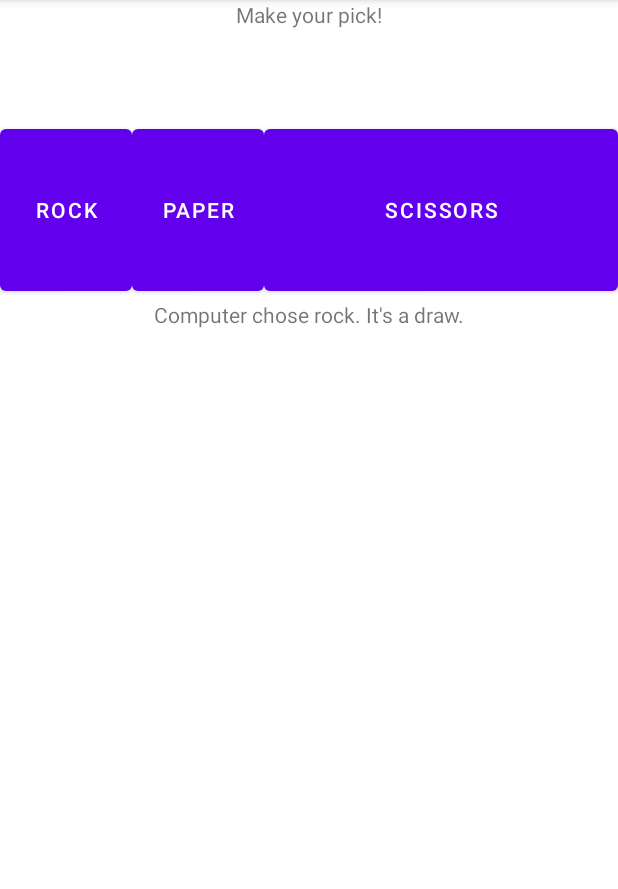
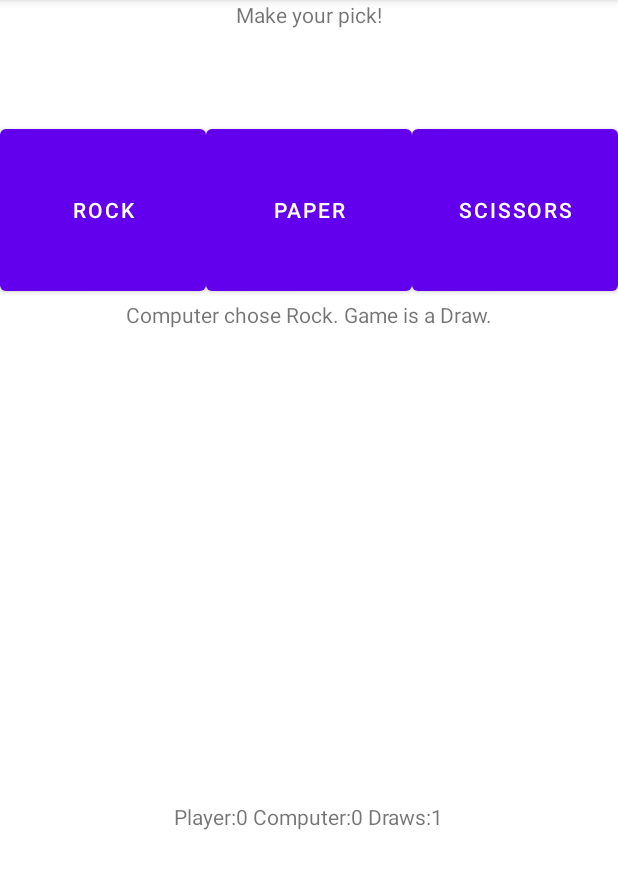
Before and after one commit to manuzhh/RockPaperScissorsAndroid, an Android app: the screen it shows after launch (MainActivity), after a tap on "ROCK", on a phone screen of 412 x 824 dp, the part 84-973 px from its top. Run offline under Robolectric (Android 15) with nearby library versions, the phone set to English and light mode, and no system bars.

Commit message:
MVC refactoring

```diff
--- a/app/src/main/java/com/tallence/tallencegame/MainActivity.kt
+++ b/app/src/main/java/com/tallence/tallencegame/MainActivity.kt
@@ -2,8 +2,10 @@ package com.tallence.tallencegame
 
 import androidx.appcompat.app.AppCompatActivity
 import android.os.Bundle
+import com.tallence.tallencegame.model.GameObject
+import com.tallence.tallencegame.model.GameState
+import com.tallence.tallencegame.view.TextComposer
 import kotlinx.android.synthetic.main.activity_main.*
-import kotlin.random.Random
 
 
 class MainActivity : AppCompatActivity() {
@@ -12,19 +14,25 @@ class MainActivity : AppCompatActivity() {
         super.onCreate(savedInstanceState)
         setContentView(R.layout.activity_main)
         rock.setOnClickListener {
-            if (Random.nextInt(1, 3) == 1) result_text.text = "Computer chose rock. It's a draw."
-            if (Random.nextInt(1, 3) == 2) result_text.text = "Computer chose paper. You lose!"
-            if (Random.nextInt(1, 3) == 3) result_text.text = "Computer chose scissors. You win!"
+            val oppObj = GameObject.generateRandom()
+            val gameResult = GameObject.play(GameObject.ROCK, oppObj)
+            GameState.updateScore(gameResult)
+            result_text.text = TextComposer.composeResultText(oppObj, gameResult)
+            score_text.text = TextComposer.composeScoreText()
         }
         paper.setOnClickListener {
-            if (Random.nextInt(1, 3) == 1) result_text.text = "Computer chose rock. You win!"
-            if (Random.nextInt(1, 3) == 2) result_text.text = "Computer chose paper. It's a draw."
-            if (Random.nextInt(1, 3) == 3) result_text.text = "Computer chose scissors. You lose!"
+            val oppObj = GameObject.generateRandom()
+            val gameResult = GameObject.play(GameObject.PAPER, oppObj)
+            GameState.updateScore(gameResult)
+            result_text.text = TextComposer.composeResultText(oppObj, gameResult)
+            score_text.text = TextComposer.composeScoreText()
         }
         scissors.setOnClickListener {
-            if (Random.nextInt(1, 3) == 1) result_text.text = "Computer chose rock. You lose."
-            if (Random.nextInt(1, 3) == 2) result_text.text = "Computer chose paper. You win!"
-            if (Random.nextInt(1, 3) == 3) result_text.text = "Computer chose scissors. It's a draw."
+            val oppObj = GameObject.generateRandom()
+            val gameResult = GameObject.play(GameObject.SCISSORS, oppObj)
+            GameState.updateScore(gameResult)
+            result_text.text = TextComposer.composeResultText(oppObj, gameResult)
+            score_text.text = TextComposer.composeScoreText()
         }
     }
 }
--- /dev/null
+++ b/app/src/main/java/com/tallence/tallencegame/model/GameObject.kt
@@ -0,0 +1,31 @@
+package com.tallence.tallencegame.model
+
+import kotlin.random.Random
+
+enum class GameObject {
+    ROCK,
+    PAPER,
+    SCISSORS;
+    companion object {
+        private fun determineWinnerObject(obj1: GameObject, obj2: GameObject): GameObject {
+            val objects = setOf(obj1, obj2)
+            return if (objects.contains(ROCK) && objects.contains(PAPER)) PAPER
+            else if (objects.contains(ROCK) && objects.contains(SCISSORS)) ROCK
+            else if (objects.contains(PAPER) && objects.contains(SCISSORS)) SCISSORS
+            else obj1
+        }
+        fun play(playerObj: GameObject, oppObj: GameObject): GameResult {
+            val winnerObj = determineWinnerObject(playerObj, oppObj)
+            return if (playerObj == winnerObj && oppObj != winnerObj) GameResult.WIN
+            else if (playerObj != winnerObj && oppObj == winnerObj) GameResult.LOSS
+            else GameResult.DRAW
+        }
+        fun generateRandom(): GameObject {
+            return when (Random.nextInt(1, 3)) {
+                1 -> ROCK
+                2 -> PAPER
+                else -> SCISSORS
+            }
+        }
+    }
+}
--- /dev/null
+++ b/app/src/main/java/com/tallence/tallencegame/model/GameResult.kt
@@ -0,0 +1,5 @@
+package com.tallence.tallencegame.model
+
+enum class GameResult {
+    WIN, LOSS, DRAW
+}
--- /dev/null
+++ b/app/src/main/java/com/tallence/tallencegame/model/GameState.kt
@@ -0,0 +1,16 @@
+package com.tallence.tallencegame.model
+
+class GameState() {
+    companion object {
+        var wins = 0
+        var losses = 0
+        var draws = 0
+        fun updateScore (gameResult: GameResult) {
+            when (gameResult) {
+                GameResult.WIN -> wins++
+                GameResult.LOSS -> losses++
+                else -> draws++
+            }
+        }
+    }
+}
--- /dev/null
+++ b/app/src/main/java/com/tallence/tallencegame/view/TextComposer.kt
@@ -0,0 +1,21 @@
+package com.tallence.tallencegame.view
+
+import com.tallence.tallencegame.model.GameObject
+import com.tallence.tallencegame.model.GameResult
+import com.tallence.tallencegame.model.GameState
+
+class TextComposer {
+    companion object {
+        fun composeResultText (oppObj: GameObject, gameResult: GameResult): String {
+            val oppObjStr = if (oppObj == GameObject.ROCK) "Rock" else if (oppObj == GameObject.PAPER) "Paper" else "Scissors"
+            val gameResultStr = if (gameResult == GameResult.WIN) "You won!" else if (gameResult == GameResult.LOSS) "You lost!" else "Game is a Draw."
+            return "Computer chose $oppObjStr. $gameResultStr"
+        }
+        fun composeScoreText (): String {
+            val wins = GameState.wins.toString()
+            val losses = GameState.losses.toString()
+            val draws = GameState.draws.toString()
+            return "Player:$wins Computer:$losses Draws:$draws"
+        }
+    }
+}
--- a/app/src/main/res/layout-land/activity_main.xml
+++ b/app/src/main/res/layout-land/activity_main.xml
@@ -9,7 +9,7 @@
     <TextView
         android:id="@+id/textView"
         android:layout_width="wrap_content"
-        android:layout_height="80dp"
+        android:layout_height="40dp"
         android:text="Make your pick!"
         app:layout_constraintEnd_toEndOf="parent"
         app:layout_constraintStart_toStartOf="parent"
@@ -18,37 +18,54 @@
     <Button
         android:id="@+id/rock"
         android:layout_width="0dp"
+        android:layout_height="120dp"
         android:layout_weight=".33"
-        android:layout_height="120dp"
         android:text="Rock"
+        app:layout_constraintEnd_toStartOf="@+id/paper"
+        app:layout_constraintHorizontal_bias="0.5"
         app:layout_constraintStart_toStartOf="parent"
         app:layout_constraintTop_toBottomOf="@+id/textView" />
 
     <Button
         android:id="@+id/paper"
         android:layout_width="0dp"
+        android:layout_height="120dp"
         android:layout_weight=".33"
-        android:layout_height="120dp"
         android:text="Paper"
+        app:layout_constraintEnd_toStartOf="@+id/scissors"
+        app:layout_constraintHorizontal_bias="0.5"
         app:layout_constraintStart_toEndOf="@+id/rock"
         app:layout_constraintTop_toBottomOf="@+id/textView" />
 
     <Button
         android:id="@+id/scissors"
         android:layout_width="0dp"
+        android:layout_height="120dp"
         android:layout_weight=".33"
-        android:layout_height="120dp"
         android:text="Scissors"
         app:layout_constraintEnd_toEndOf="parent"
+        app:layout_constraintHorizontal_bias="0.5"
         app:layout_constraintStart_toEndOf="@+id/paper"
         app:layout_constraintTop_toBottomOf="@+id/textView" />
 
     <TextView
         android:id="@+id/result_text"
         android:layout_width="wrap_content"
-        android:layout_height="120dp"
+        android:layout_height="60dp"
         android:text=""
+        android:freezesText="true"
         app:layout_constraintEnd_toEndOf="parent"
         app:layout_constraintStart_toStartOf="parent"
         app:layout_constraintTop_toBottomOf="@+id/paper" />
+
+    <TextView
+        android:id="@+id/score_text"
+        android:layout_width="wrap_content"
+        android:layout_height="wrap_content"
+        android:text=""
+        android:freezesText="true"
+        app:layout_constraintBottom_toBottomOf="parent"
+        app:layout_constraintEnd_toEndOf="parent"
+        app:layout_constraintStart_toStartOf="parent"
+        app:layout_constraintTop_toBottomOf="@+id/result_text" />
 </androidx.constraintlayout.widget.ConstraintLayout>
--- a/app/src/main/res/layout/activity_main.xml
+++ b/app/src/main/res/layout/activity_main.xml
@@ -18,28 +18,33 @@
     <Button
         android:id="@+id/rock"
         android:layout_width="0dp"
+        android:layout_height="120dp"
         android:layout_weight=".33"
-        android:layout_height="120dp"
         android:text="Rock"
+        app:layout_constraintEnd_toStartOf="@+id/paper"
+        app:layout_constraintHorizontal_bias="0.5"
         app:layout_constraintStart_toStartOf="parent"
         app:layout_constraintTop_toBottomOf="@+id/textView" />
 
     <Button
         android:id="@+id/paper"
         android:layout_width="0dp"
+        android:layout_height="120dp"
         android:layout_weight=".33"
-        android:layout_height="120dp"
         android:text="Paper"
+        app:layout_constraintEnd_toStartOf="@+id/scissors"
+        app:layout_constraintHorizontal_bias="0.5"
         app:layout_constraintStart_toEndOf="@+id/rock"
         app:layout_constraintTop_toBottomOf="@+id/textView" />
 
     <Button
         android:id="@+id/scissors"
         android:layout_width="0dp"
+        android:layout_height="120dp"
         android:layout_weight=".33"
-        android:layout_height="120dp"
         android:text="Scissors"
         app:layout_constraintEnd_toEndOf="parent"
+        app:layout_constraintHorizontal_bias="0.5"
         app:layout_constraintStart_toEndOf="@+id/paper"
         app:layout_constraintTop_toBottomOf="@+id/textView" />
 
@@ -48,7 +53,19 @@
         android:layout_width="wrap_content"
         android:layout_height="120dp"
         android:text=""
+        android:freezesText="true"
         app:layout_constraintEnd_toEndOf="parent"
         app:layout_constraintStart_toStartOf="parent"
         app:layout_constraintTop_toBottomOf="@+id/paper" />
+
+    <TextView
+        android:id="@+id/score_text"
+        android:layout_width="wrap_content"
+        android:layout_height="wrap_content"
+        android:text=""
+        android:freezesText="true"
+        app:layout_constraintBottom_toBottomOf="parent"
+        app:layout_constraintEnd_toEndOf="parent"
+        app:layout_constraintStart_toStartOf="parent"
+        app:layout_constraintTop_toBottomOf="@+id/result_text" />
 </androidx.constraintlayout.widget.ConstraintLayout>
```
